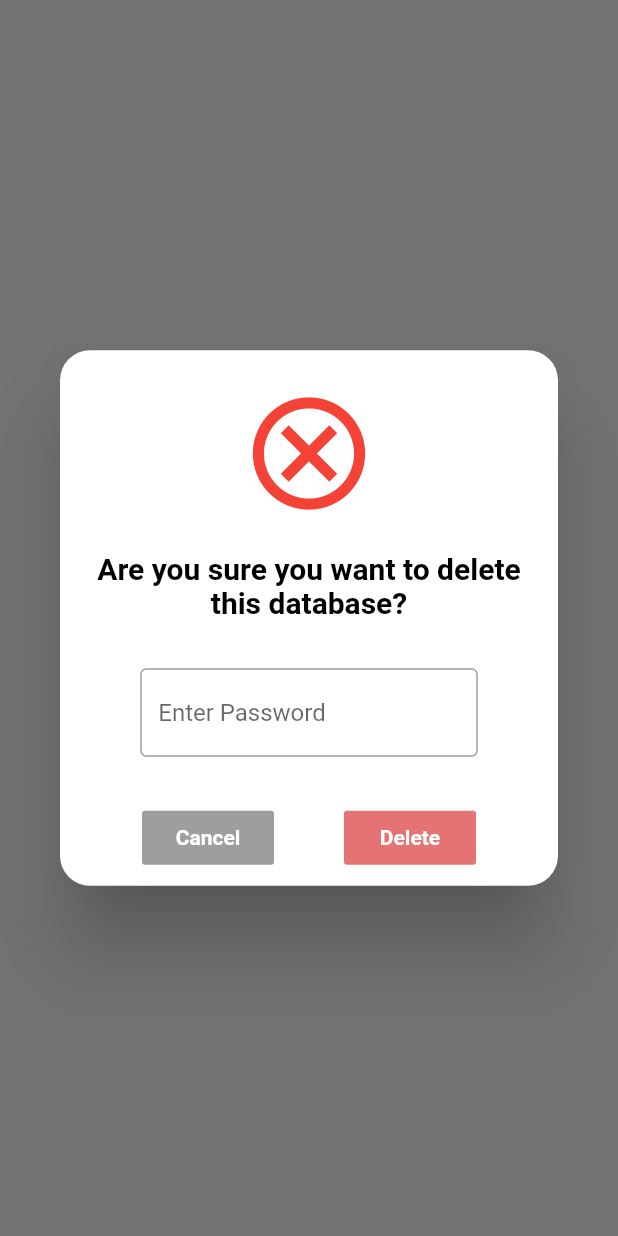
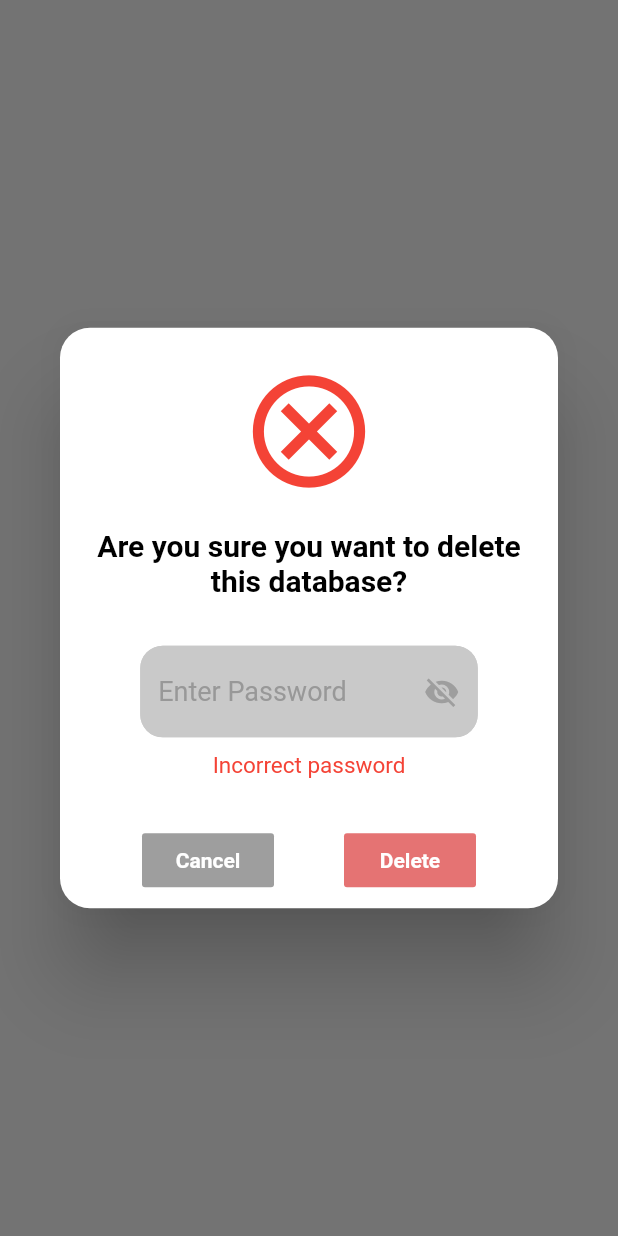
Before and after one commit to kevin-gonzalez16/TrueVault, a Flutter app: the DeleteConfirmationScreen widget shown alone on an empty page, opened directly with empty values, after a tap on "Delete", on a phone screen of 412 x 824 dp. Run offline on Flutter 3.47's test engine with Material 2 defaults, Android fonts, the phone set to English and light mode, and no system bars; our stand-ins replace cloud_firestore, firebase_auth, firebase_core; missing offline and left inert: encrypt; accounts and stored records are empty.

Commit message:
password upgrades in deletedb

```diff
--- a/lib/screens/delete_confirmation_form.dart
+++ b/lib/screens/delete_confirmation_form.dart
@@ -2,6 +2,9 @@ import 'package:flutter/material.dart';
 
 Future<bool> DeleteConfirmationScreen(BuildContext context, password) async {
   String check = "false";
+
+  bool _isVisible = false;
+  bool showMessage = false;
 
   return await showDialog(
       context: context,
@@ -31,23 +34,67 @@ Future<bool> DeleteConfirmationScreen(BuildContext context, password) async {
               ],
             ),
             // const Text('Database Deletion'),
+
             actions: <Widget>[
               Container(
                 alignment: Alignment.topCenter,
                 child: SizedBox(
                   width: 225.0,
                   child: TextField(
-                    key: Key("text-field-database-deletion-password"),
+                    obscureText: !_isVisible,
+                    key: const Key("text-field-database-deletion-password"),
                     onChanged: (text) {
                       check = text;
                     },
                     decoration: InputDecoration(
-                      border: OutlineInputBorder(),
+                      suffixIcon: IconButton(
+                        onPressed: () {
+                          setState(() {
+                            _isVisible = !_isVisible;
+                          });
+                        },
+                        icon: _isVisible
+                            ? Icon(
+                                Icons.visibility,
+                                color: Colors.black,
+                              )
+                            : Icon(Icons.visibility_off, color: Colors.grey),
+                      ),
+                      filled: true,
+                      fillColor: Color(0xffc9c9c9),
+                      focusedBorder: OutlineInputBorder(
+                        borderSide:
+                            BorderSide(width: 3, color: Color(0xffC9C9C9)),
+                        borderRadius: BorderRadius.circular(15.0),
+                      ),
+                      enabledBorder: OutlineInputBorder(
+                        borderSide:
+                            BorderSide(width: 3, color: Color(0xffC9C9C9)),
+                        borderRadius: BorderRadius.circular(15.0),
+                      ),
                       hintText: 'Enter Password',
+                      hintStyle:
+                          TextStyle(fontSize: 18, color: Color(0xff989898)),
+                      //),
+                      //),
+                      //border: OutlineInputBorder(),
+                      // hintText: 'Enter Password',
                     ),
                   ),
                 ),
               ),
+              Container(
+                height: 10.0,
+              ),
+              (showMessage)
+                  ? Center(
+                      child: Text(
+                      'Incorrect password',
+                      style: TextStyle(fontSize: 15, color: Colors.red),
+
+                      //   key: Key("incorrect-login-text-message"),
+                    ))
+                  : Text(""),
               Container(
                 height: 30.0,
               ),
@@ -70,7 +117,9 @@ Future<bool> DeleteConfirmationScreen(BuildContext context, password) async {
                         Navigator.of(context).pop(true);
                       } else {
                         //display incorrect password message
-
+                        setState(() {
+                          showMessage = true;
+                        });
                       }
                     },
                     child: Text(
```
